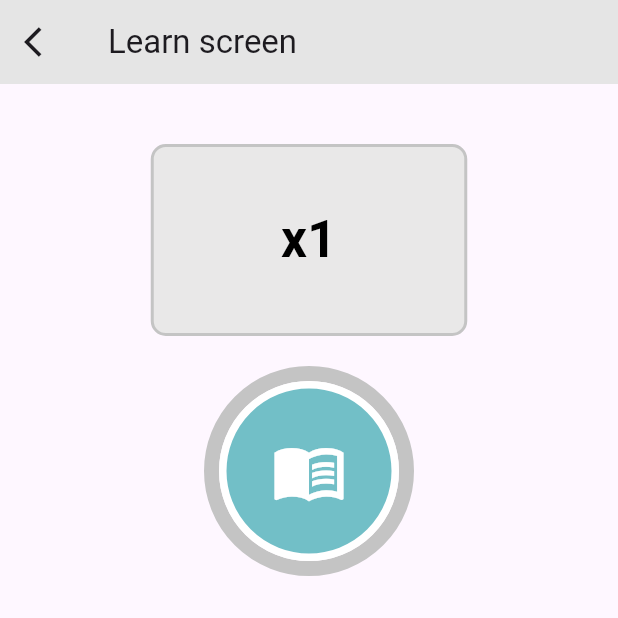
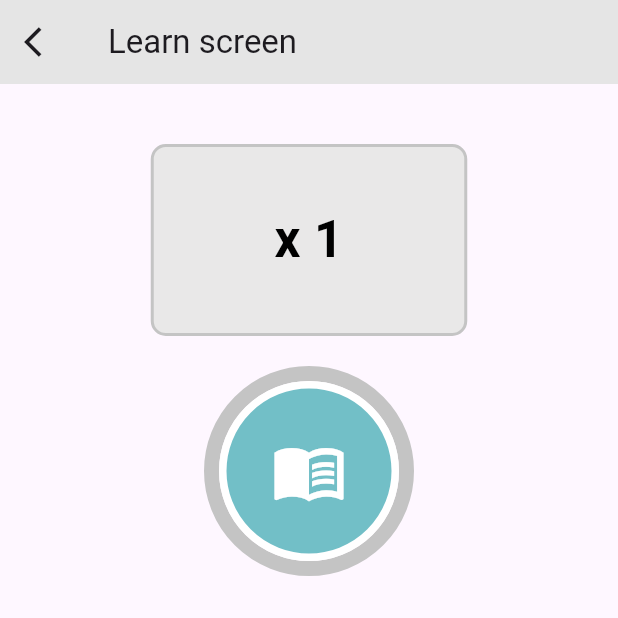
Before and after one commit to pieter0100/projektGrupowy, a Flutter app: the LevelScreen screen opened by its route, after a tap on an icon or button, on a phone screen of 412 x 824 dp, the top half of it. Run offline on Flutter 3.47's test engine with Material 3 defaults, Android fonts, the phone set to English and light mode, and no system bars; our stand-ins replace go_router.

Commit message:
naprawa sciezki i okienek w learn screen

```diff
--- a/lib/main.dart
+++ b/lib/main.dart
@@ -64,8 +64,12 @@ final GoRouter _router = GoRouter(
        StatefulShellBranch(
         routes: [
           GoRoute(
-              path: '/learn',
-              builder: (context, state) => const LearnScreen(),
+            path: '/level/learn',
+            builder: (context, state) {
+              // pobieranie parametru z query
+              final level = state.uri.queryParameters['level'];
+              return LearnScreen(level: level);
+            },
           ),
         ],
       ),
--- a/lib/screens/learn_screen.dart
+++ b/lib/screens/learn_screen.dart
@@ -4,7 +4,9 @@ import 'package:projekt_grupowy/widgets/learn_widget.dart';
 import 'package:projekt_grupowy/widgets/learn_info_widget.dart';
 
 class LearnScreen extends StatelessWidget {
-  const LearnScreen({super.key});
+  final String? level;
+
+  const LearnScreen({super.key, this.level});
 
   @override
   Widget build(BuildContext context) {
@@ -22,7 +24,7 @@ class LearnScreen extends StatelessWidget {
         children: [
           SizedBox(height: 40),
           Center(
-            child: LearnInfoWidget("x1"),
+            child: LearnInfoWidget("x $level"),
           ),
 
           Column(
--- a/lib/screens/level_screen.dart
+++ b/lib/screens/level_screen.dart
@@ -56,9 +56,9 @@ class LevelScreen extends StatelessWidget {
         itemBuilder: (BuildContext context, int index) {
           if (index < 2) {
             return InkWell(
-              onTap: () => context.go('/learn'),
-              child: LevelWidget("x ${index + 1}"),
-            );
+            onTap: () => context.go('/level/learn?level=${index + 1}'),
+            child: LevelWidget("x ${index + 1}"),
+          );
           } else {
             return LevelWidget("lock");
           }
```
Lines whose indentation alone changed are shown as unchanged.
